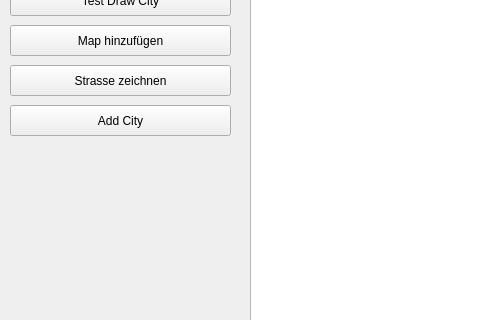
Above: mainwindow.ui from FixedKestrel480/Versuch9 before the change; both pictures show x 0 to 480 and y 164 to 484 of the 800 by 600 pixel window. Below: the same form after it.
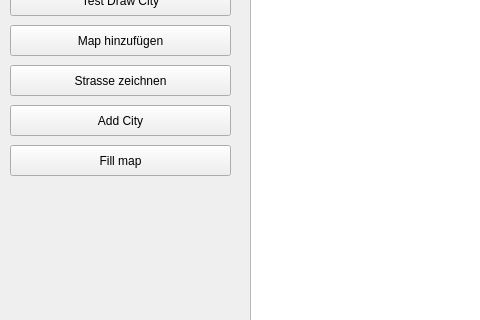
That is the form after the change.

Diff of the .ui file:
```diff
--- a/mainwindow.ui
+++ b/mainwindow.ui
@@ -146,6 +146,19 @@
      <string>Add City</string>
     </property>
    </widget>
+   <widget class="QPushButton" name="pushButton_fill_map">
+    <property name="geometry">
+     <rect>
+      <x>10</x>
+      <y>290</y>
+      <width>221</width>
+      <height>31</height>
+     </rect>
+    </property>
+    <property name="text">
+     <string>Fill map</string>
+    </property>
+   </widget>
   </widget>
   <widget class="QMenuBar" name="menubar">
    <property name="geometry">
```
